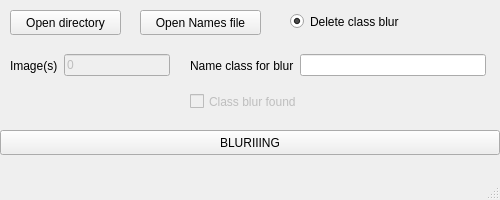
Before: the Qt Designer form mainwindow.ui in MaksS7/Bluring, drawn with Qt 5.
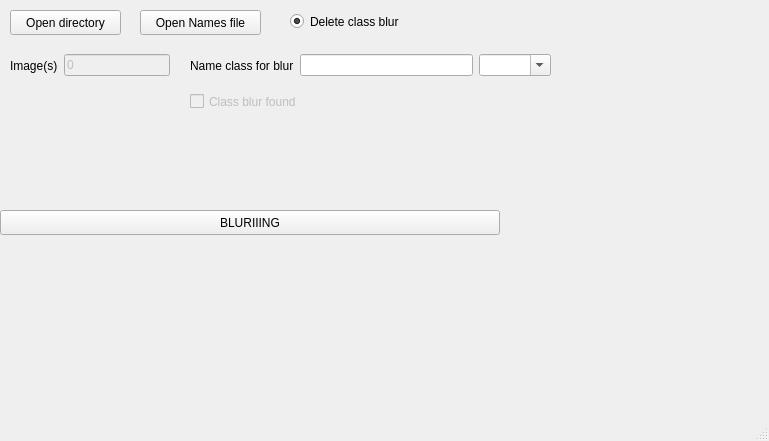
After: the same form once the commit is applied.

Diff of the .ui file:
```diff
--- a/mainwindow.ui
+++ b/mainwindow.ui
@@ -6,8 +6,8 @@
    <rect>
     <x>0</x>
     <y>0</y>
-    <width>500</width>
-    <height>200</height>
+    <width>769</width>
+    <height>441</height>
    </rect>
   </property>
   <property name="windowTitle">
@@ -85,7 +85,7 @@
     <property name="geometry">
      <rect>
       <x>0</x>
-      <y>130</y>
+      <y>210</y>
       <width>500</width>
       <height>25</height>
      </rect>
@@ -115,7 +115,7 @@
      <rect>
       <x>190</x>
       <y>50</y>
-      <width>296</width>
+      <width>361</width>
       <height>31</height>
      </rect>
     </property>
@@ -143,6 +143,16 @@
        </property>
       </widget>
      </item>
+     <item>
+      <widget class="QComboBox" name="comboBoxNameClassForBlure">
+       <property name="editable">
+        <bool>true</bool>
+       </property>
+       <property name="currentText">
+        <string/>
+       </property>
+      </widget>
+     </item>
     </layout>
    </widget>
    <widget class="QCheckBox" name="cbClassBlurFound">
```
Left out of the diff: 2 changed lines with no effect on the pictures.
